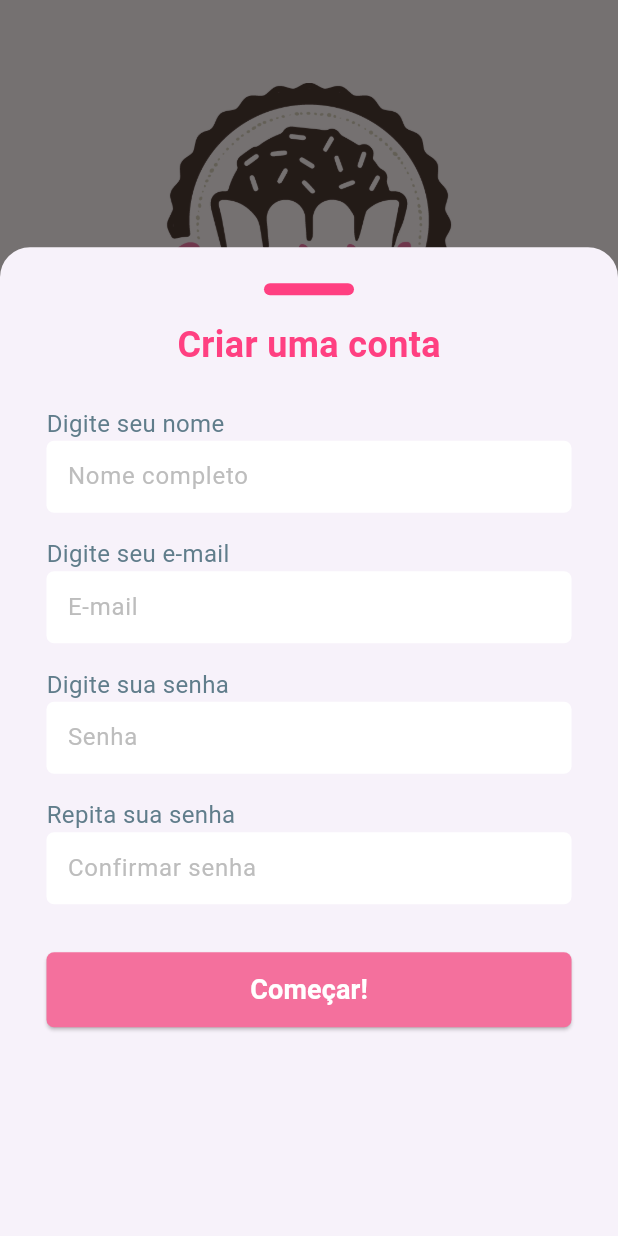
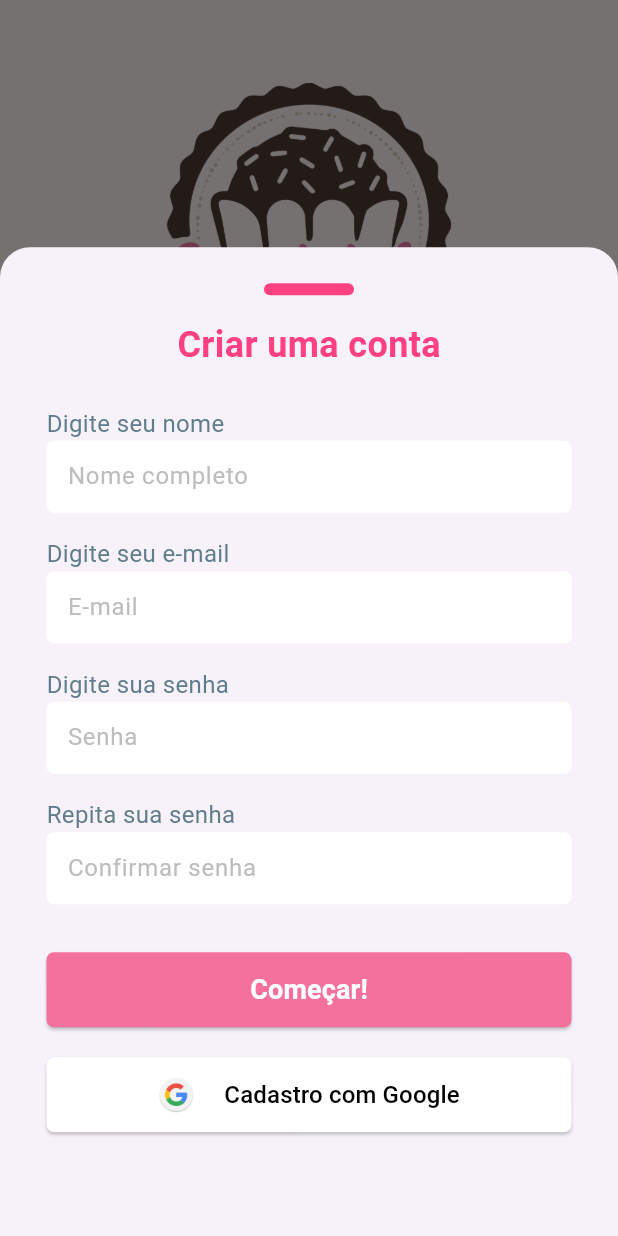
Before and after one commit to Enzo-Arilla/caseirinho-doces, a Flutter app: the screen it shows after launch, after a tap on "Criar uma conta", on a phone screen of 412 x 824 dp. Run offline on Flutter 3.47's test engine with Material 3 defaults, Android fonts, the phone set to English and light mode, and no system bars.

Commit message:
Adicionando o botão de cadastro com Google.

```diff
--- a/lib/view/register_page.dart
+++ b/lib/view/register_page.dart
@@ -96,8 +96,45 @@ class RegisterPage extends StatelessWidget {
                 ),
                 Input(hintText: 'Confirmar senha'),
                 SizedBox(height: 32),
-
                 Button(label: 'Começar!', onPressed: () {}),
+                SizedBox(height: 20),
+                ElevatedButton(
+                  onPressed: () {
+                    // Aqui você coloca a função de login com Google
+                  },
+                  style: ElevatedButton.styleFrom(
+                    minimumSize: Size(double.infinity, 12),
+                    backgroundColor: Colors.white,
+                    foregroundColor: Colors.black,
+                    padding: EdgeInsets.symmetric(
+                      vertical: 13,
+                      horizontal: 30,
+                    ),
+                    shape: RoundedRectangleBorder(
+                      borderRadius: BorderRadius.circular(5),
+                    ),
+                    elevation: 1,
+                  ),
+                  child: Row(
+                    mainAxisSize: MainAxisSize.min,
+                    mainAxisAlignment: MainAxisAlignment.center,
+                    children: [
+                      Image.asset(
+                        'assets/images/google_logo.png',
+                        height: 24,
+                        width: 24,
+                      ),
+                      SizedBox(width: 20),
+                      Text(
+                        'Cadastro com Google',
+                        style: TextStyle(
+                          fontSize: 16,
+                          fontWeight: FontWeight.w500,
+                        ),
+                      ),
+                    ],
+                  ),
+                )
               ],
             ),
           ),
```
